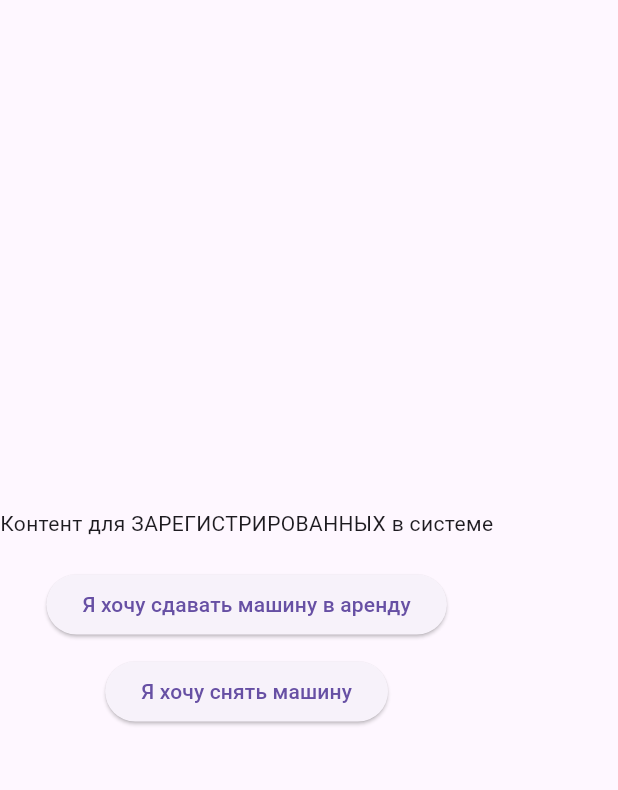
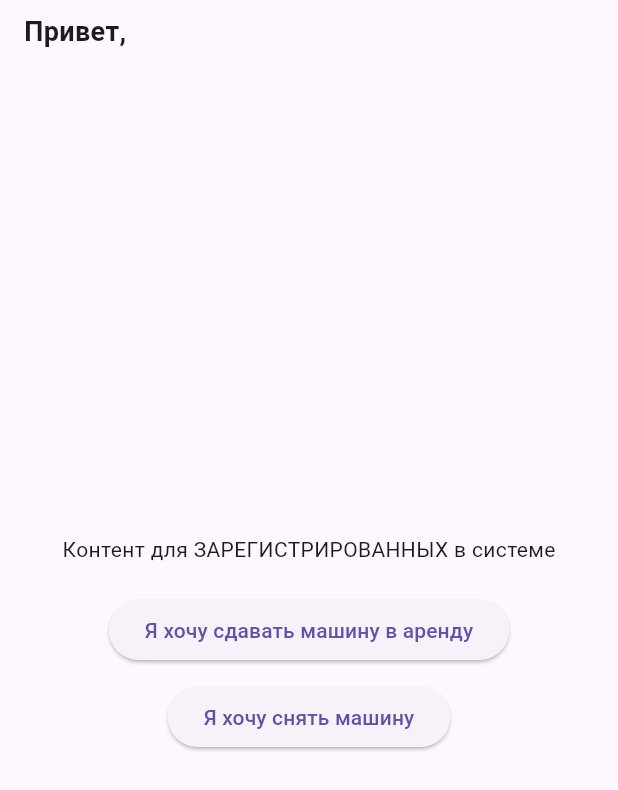
Before and after one commit to Lir00f/MobDev, a Flutter app: the RegisteredContent widget shown alone on an empty page, opened directly, on a phone screen of 412 x 824 dp. Shown: the top 790 px of the screen. Run offline on Flutter 3.47's test engine with Material 3 defaults, Android fonts, the light colour scheme and no system bars; our stand-ins replace cloud_firestore, email_validator, firebase_auth, firebase_core, image_picker; accounts and stored records are empty.

Commit message:
slightly fixed

```diff
--- a/lib/screens/registered_content.dart
+++ b/lib/screens/registered_content.dart
@@ -1,11 +1,31 @@
 import 'package:flutter/material.dart';
-import 'package:cloud_firestore/cloud_firestore.dart';
 import 'add_car_form.dart';
+import 'rent_car_page.dart';
+import 'package:firebase_auth/firebase_auth.dart';
 
 class RegisteredContent extends StatelessWidget {
   @override
   Widget build(BuildContext context) {
+    final user = FirebaseAuth.instance.currentUser;
+    final email = user?.email ?? '';
+    final username = email.isNotEmpty ? email.split('@')[0] : '';
+
     return Column(
+      crossAxisAlignment: CrossAxisAlignment.start,
+      children: [
+        Padding(
+          padding: EdgeInsets.only(left: 16.0, top: 8.0),
+          child: Text(
+            'Привет, $username',
+            style: TextStyle(
+              fontSize: 18.0,
+              fontWeight: FontWeight.bold,
+            ),
+          ),
+        ),
+        Expanded(
+          child: Center(
+            child: Column(
               mainAxisAlignment: MainAxisAlignment.center,
               children: [
                 const Text('Контент для ЗАРЕГИСТРИРОВАННЫХ в системе'),
@@ -30,60 +50,10 @@ class RegisteredContent extends StatelessWidget {
                   child: Text('Я хочу снять машину'),
                 ),
               ],
-    );
-  }
-}
-
-
-
-class RentCarPage extends StatelessWidget {
-  @override
-  Widget build(BuildContext context) {
-    return Scaffold(
-      appBar: AppBar(
-        title: Text('Снять машину'),
-      ),
-      body: StreamBuilder(
-        stream: FirebaseFirestore.instance.collection('cars').snapshots(),
-        builder: (BuildContext context, AsyncSnapshot<QuerySnapshot> snapshot) {
-          if (snapshot.hasError) {
-            return Text('Ошибка: ${snapshot.error}');
-          }
-
-          if (snapshot.connectionState == ConnectionState.waiting) {
-            return CircularProgressIndicator();
-          }
-
-          return ListView(
-            children: snapshot.data!.docs.map((DocumentSnapshot document) {
-              Map<String, dynamic> data = document.data() as Map<String, dynamic>;
-              return CarCard(data: data);
-            }).toList(),
-          );
-        },
-      ),
-    );
-  }
-}
-
-class CarCard extends StatelessWidget {
-  final Map<String, dynamic> data;
-
-  const CarCard({required this.data});
-
-  @override
-  Widget build(BuildContext context) {
-    return Card(
-      child: ListTile(
-        title: Text(data['brand'] + ' ' + data['model']),
-        subtitle: Text('Пробег: ${data['mileage']} км'),
-        trailing: ElevatedButton(
-          onPressed: () {
-            // Implement functionality to rent the car
-          },
-          child: Text('Собрать в аренду'),
             ),
           ),
+        ),
+      ],
     );
   }
 }
--- a/lib/screens/unregistered_content.dart
+++ b/lib/screens/unregistered_content.dart
@@ -307,7 +307,7 @@ class _UnregisteredContentState extends State<UnregisteredContent>
                               Container(
                                 margin: EdgeInsets.only(bottom: 10.0),
                                 child: Text(
-                                  '3) Кредитная карта: для оформления залога или оплаты.',
+                                  '3) Кредитная или дебетовая карта: для оформления залога или оплаты.',
                                   style: TextStyle(
                                     fontSize: 14.0,
                                     color: Colors.black,
```
Also changed, not shown: lib/screens/rent_car_page.dart (added, +54 -0 lines). Lines whose indentation alone changed are shown as unchanged.
